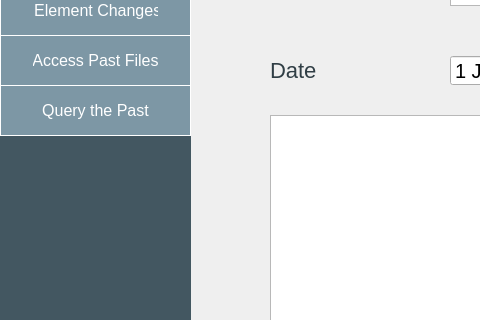
This is editfiles.ui in HalaSaadeh/XML_Warehouse as Qt 5 draws it before an edit; both pictures show x 0 to 480 and y 285 to 605 of the 1120 by 850 pixel window. The edited form follows.
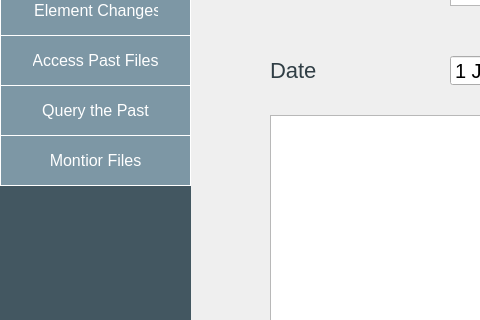
This is the edited form.

Diff of the .ui file:
```diff
--- a/editfiles.ui
+++ b/editfiles.ui
@@ -453,6 +453,34 @@
     <string>Access Past Files</string>
    </property>
   </widget>
+  <widget class="QPushButton" name="monitor">
+   <property name="geometry">
+    <rect>
+     <x>0</x>
+     <y>420</y>
+     <width>191</width>
+     <height>51</height>
+    </rect>
+   </property>
+   <property name="styleSheet">
+    <string notr="true">  border: none;
+background-color: #7d97a5 ;
+
+  color: white;
+  padding: 15px 32px;
+  text-align: center;
+  text-decoration: none;
+  display: inline-block;
+  font-size: 16px;
+font-family: helvetica;
+border: 1px solid white;
+
+</string>
+   </property>
+   <property name="text">
+    <string>Montior Files</string>
+   </property>
+  </widget>
  </widget>
  <resources/>
  <connections/>
```
